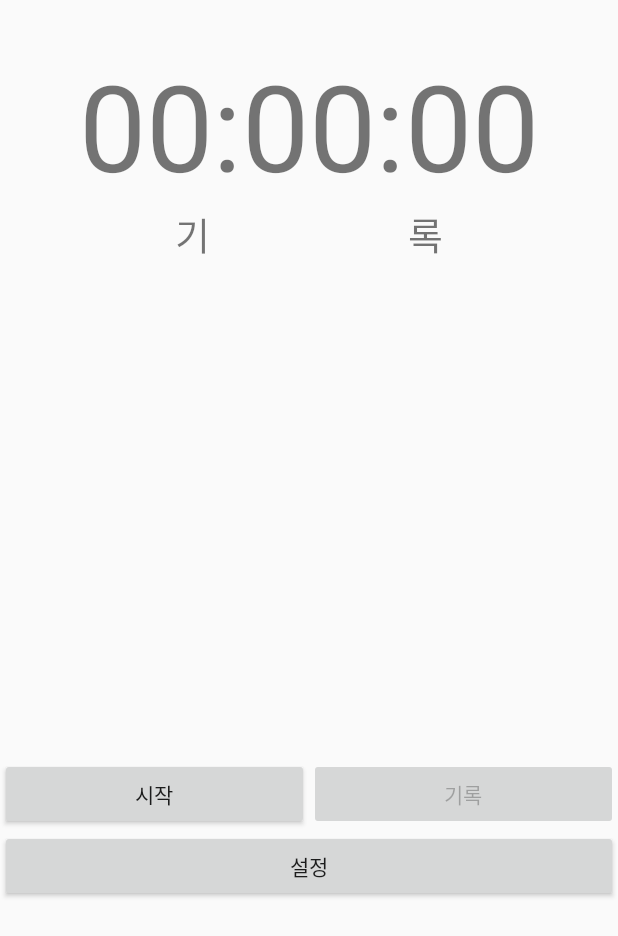
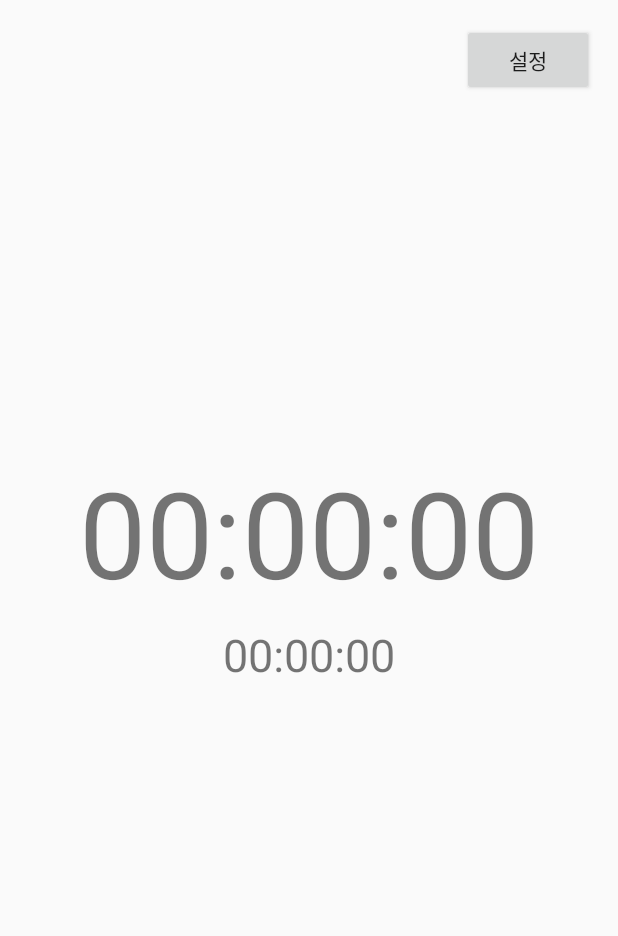
Before and after one commit to Jungea/TellTime, an Android app: the screen it shows after launch (MainActivity), on a phone screen of 412 x 824 dp. Shown: the top 936 px of the screen. Run offline under Robolectric (Android 15) with nearby library versions, the phone set to English and light mode, and no system bars.

Commit message:
불필요한 스톱워치 기능 제거/ 초기화시간/ 전체사용시간

```diff
--- a/app/src/main/res/layout/activity_main.xml
+++ b/app/src/main/res/layout/activity_main.xml
@@ -1,68 +1,43 @@
 <?xml version="1.0" encoding="utf-8"?>
-<LinearLayout xmlns:android="http://schemas.android.com/apk/res/android"
+<android.support.constraint.ConstraintLayout
+    xmlns:android="http://schemas.android.com/apk/res/android"
     xmlns:app="http://schemas.android.com/apk/res-auto"
+    xmlns:tools="http://schemas.android.com/tools"
     android:layout_width="match_parent"
-    android:layout_height="match_parent"
-    android:orientation="vertical">
+    android:layout_height="match_parent">
 
     <TextView
-        android:id="@+id/textView7"
-        android:layout_width="match_parent"
-        android:layout_height="30dp" />
+        android:id="@+id/timeView"
+        android:layout_width="wrap_content"
+        android:layout_height="wrap_content"
+        android:text="00:00:00"
+        android:textSize="80sp"
+        app:layout_constraintBottom_toBottomOf="parent"
+        app:layout_constraintEnd_toEndOf="parent"
+        app:layout_constraintStart_toStartOf="parent"
+        app:layout_constraintTop_toTopOf="parent"
+        app:layout_constraintVertical_bias="0.42000002" />
+
+    <Button
+        android:id="@+id/button"
+        android:layout_width="wrap_content"
+        android:layout_height="wrap_content"
+        android:layout_marginTop="16dp"
+        android:layout_marginEnd="16dp"
+        android:layout_marginRight="16dp"
+        android:onClick="onButtonClicke"
+        android:text="설정"
+        app:layout_constraintEnd_toEndOf="parent"
+        app:layout_constraintTop_toTopOf="parent" />
 
     <TextView
-        android:id="@+id/timeOutput"
-        android:layout_width="match_parent"
+        android:id="@+id/totalTimeView"
+        android:layout_width="wrap_content"
         android:layout_height="wrap_content"
-        android:gravity="center"
+        android:layout_marginTop="8dp"
         android:text="00:00:00"
-        android:textSize="80sp" />
-
-    <TextView
-        android:id="@+id/textView4"
-        android:layout_width="match_parent"
-        android:layout_height="wrap_content"
-        android:gravity="center"
-        android:text="기                      록"
-        android:textSize="25sp" />
-    <TextView
-        android:id="@+id/record"
-        android:layout_width="match_parent"
-        android:layout_height="300dp"
-        android:textSize="20sp" />
-
-    <TextView
-        android:id="@+id/textView5"
-        android:layout_width="match_parent"
-        android:layout_height="30dp" />
-
-    <LinearLayout
-        android:layout_width="match_parent"
-        android:layout_height="wrap_content"
-        android:orientation="horizontal">
-
-        <Button
-            android:id="@+id/startBtn"
-            android:layout_width="0px"
-            android:layout_height="wrap_content"
-            android:layout_weight="1"
-            android:onClick="myOnClick"
-            android:text="시작" />
-
-        <Button
-            android:id="@+id/resBtn"
-            android:layout_width="0px"
-            android:layout_height="wrap_content"
-            android:layout_weight="1"
-            android:enabled="false"
-            android:onClick="myOnClick"
-            android:text="기록" />
-    </LinearLayout>
-
-    <Button
-        android:id="@+id/button5"
-        android:layout_width="match_parent"
-        android:layout_height="wrap_content"
-        android:onClick="onButton1Clicked"
-        android:text="설정" />
-</LinearLayout>
+        android:textSize="30sp"
+        app:layout_constraintEnd_toEndOf="parent"
+        app:layout_constraintStart_toStartOf="parent"
+        app:layout_constraintTop_toBottomOf="@+id/timeView" />
+</android.support.constraint.ConstraintLayout>
```
Also changed, not shown: app/src/main/java/com/example/telltime/MainActivity.java (+22 -111 lines).
